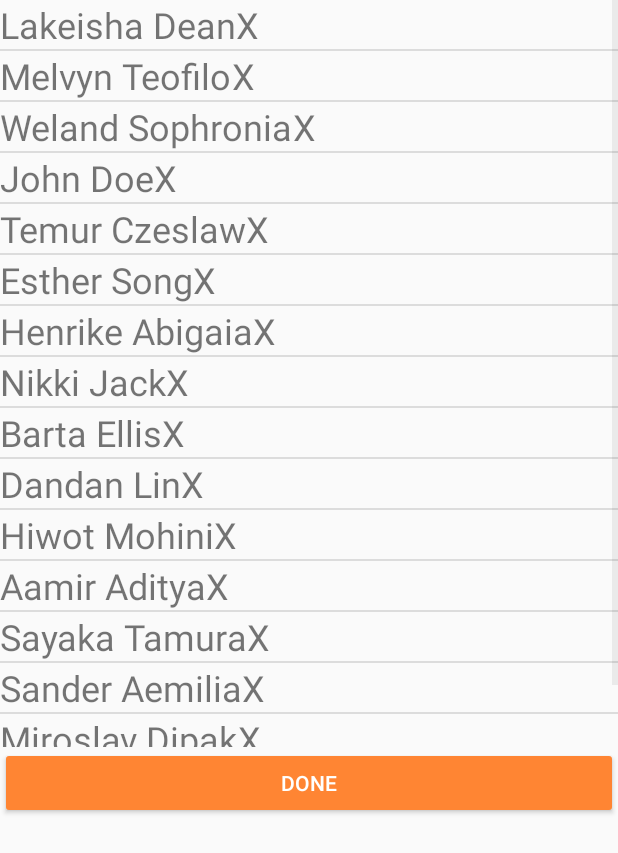
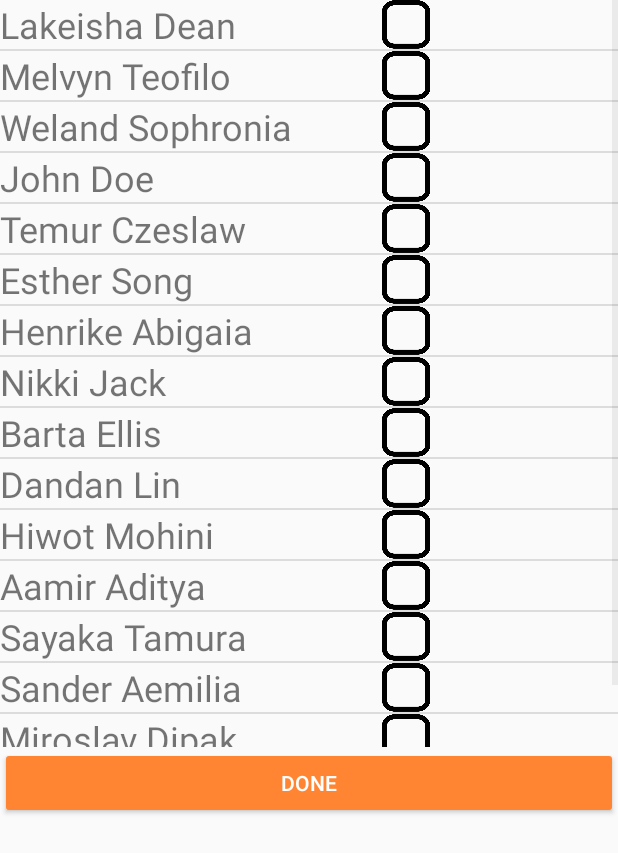
Before and after one commit to Nukki/attenDONE, an Android app: the MainActivity screen opened directly, with no data from a screen before it, on a phone screen of 412 x 824 dp. Shown: the top 853 px of the screen. Run offline under Robolectric (Android 15) with nearby library versions, the phone set to English and light mode, and no system bars; 1 statement that could not run was skipped.

Commit message:
fix things

```diff
--- a/app/src/main/java/codes/nukki/scan/AttendeeListAdapter.java
+++ b/app/src/main/java/codes/nukki/scan/AttendeeListAdapter.java
@@ -5,6 +5,7 @@ import android.view.LayoutInflater;
 import android.view.View;
 import android.view.ViewGroup;
 import android.widget.BaseAdapter;
+import android.widget.ImageView;
 import android.widget.TextView;
 
 import java.util.ArrayList;
@@ -19,7 +20,6 @@ public class AttendeeListAdapter extends BaseAdapter{
         StudentData = new ArrayList();
         StudentData.addAll(map.entrySet());
     }
-
     @Override
     public int getCount(){
         return StudentData.size();
@@ -37,22 +37,22 @@ public class AttendeeListAdapter extends BaseAdapter{
 
     @Override
     public View getView(int pos, View convertView, ViewGroup parent){
+
         LayoutInflater inflater = (LayoutInflater) context.getSystemService(Context.LAYOUT_INFLATER_SERVICE);
         View row = inflater.inflate(R.layout.attendee_list_row, parent, false);
 
         TextView name_txt_v = (TextView) row.findViewById(R.id.name_txt_v);
-        TextView status_txt_v = (TextView) row.findViewById(R.id.status_txt_v);
+        ImageView status_img_v = (ImageView) row.findViewById(R.id.status_img_v);
 
         Map.Entry<String, Student> item = getItem(pos); //get the entry
 
         name_txt_v.setText(item.getValue().name);   //set the name
 
         if(item.getValue().status){         //set status
-            status_txt_v.setText("P");
+            status_img_v.setImageResource(R.drawable.checkboxchecked);
         } else {
-            status_txt_v.setText("X");
+            status_img_v.setImageResource(R.drawable.checkbox);
         }
-
         return row;
     }
 }
--- a/app/src/main/res/layout/attendee_list_row.xml
+++ b/app/src/main/res/layout/attendee_list_row.xml
@@ -1,22 +1,22 @@
 <?xml version="1.0" encoding="utf-8"?>
 <LinearLayout xmlns:android="http://schemas.android.com/apk/res/android"
+    xmlns:app="http://schemas.android.com/apk/res-auto"
     android:layout_width="match_parent"
     android:layout_height="wrap_content"
     android:orientation="horizontal">
 
     <TextView
         android:id="@+id/name_txt_v"
-        android:layout_width="wrap_content"
+        android:layout_width="250dp"
         android:layout_height="wrap_content"
         android:layout_weight="1"
         android:text="TextView"
         android:textSize="24sp" />
 
-    <TextView
-        android:id="@+id/status_txt_v"
-        android:layout_width="wrap_content"
-        android:layout_height="wrap_content"
-        android:layout_weight="1"
-        android:text="TextView"
-        android:textSize="24sp" />
+    <ImageView
+        android:id="@+id/status_img_v"
+        android:layout_width="48dp"
+        android:layout_height="match_parent"
+        app:srcCompat="@drawable/checkbox" />
+
 </LinearLayout>
```
Also changed, not shown: app/src/main/java/codes/nukki/scan/MainActivity.java (+4 -4 lines), app/src/main/res/drawable/checkbox.png (added), app/src/main/res/drawable/checkboxchecked.png (added).
